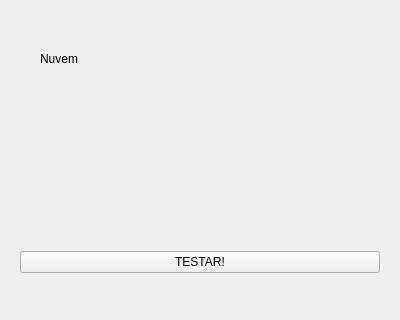
Above: ui/main.ui from tiagooliver8/NetBR before the change; both pictures show x 0 to 400 and y 0 to 320 of the 400 by 700 pixel window. Below: the same form after it.
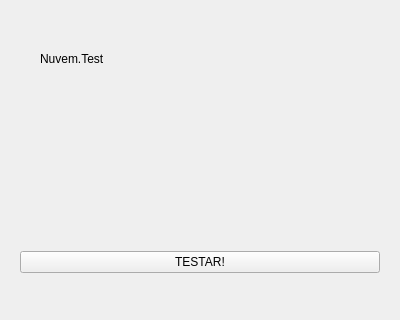
That is the form after the change.

What changed in the file:
```diff
--- a/ui/main.ui
+++ b/ui/main.ui
@@ -53,7 +53,7 @@
        <item>
         <widget class="QLabel" name="top_label">
          <property name="text">
-          <string>Nuvem</string>
+          <string>Nuvem.Test</string>
          </property>
         </widget>
        </item>
```
